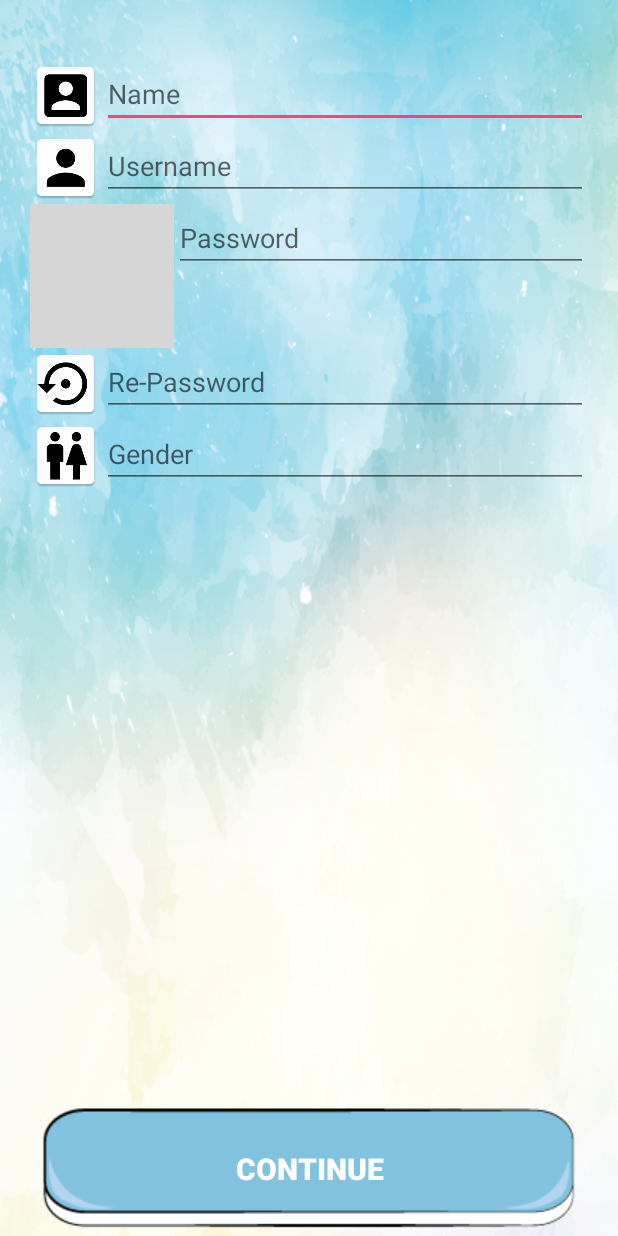
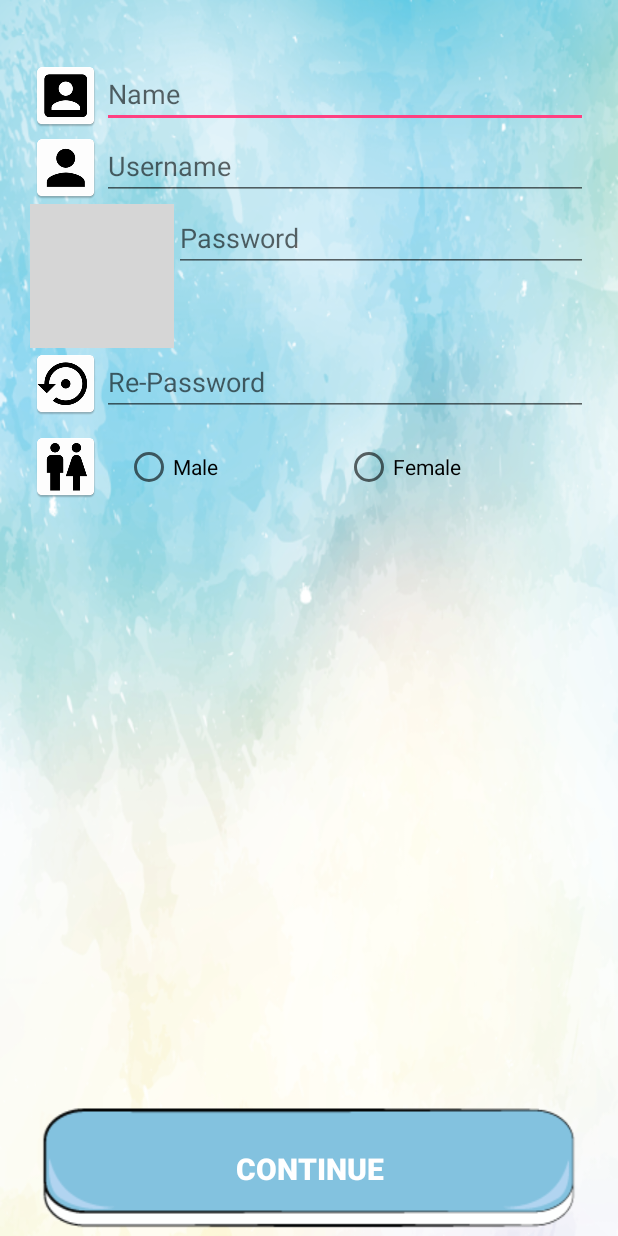
Before and after one commit to SittipornSuksapan/Watch_Over_main, an Android app: the CreateAccountActivity screen opened directly, with no data from a screen before it, on a phone screen of 412 x 824 dp. Run offline under Robolectric (Android 15) with nearby library versions, the phone set to English and light mode, and no system bars; grey boxes are pictures that could not be loaded.

Commit message:
แจ้งเตือน OK

```diff
--- a/app/src/main/java/mean/chan/mind/sendgps/CreateAccountActivity.java
+++ b/app/src/main/java/mean/chan/mind/sendgps/CreateAccountActivity.java
@@ -2,12 +2,71 @@ package mean.chan.mind.sendgps;
 
 import android.support.v7.app.AppCompatActivity;
 import android.os.Bundle;
+import android.view.View;
+import android.widget.Button;
+import android.widget.EditText;
+import android.widget.RadioButton;
+import android.widget.RadioGroup;
 
-public class CreateAccountActivity extends AppCompatActivity {
+public class CreateAccountActivity extends AppCompatActivity implements View.OnClickListener {
+
+    //Explicit
+    private EditText namEditText,userEditText,passwordEditText,rePasswordEditText;
+    private RadioGroup radioGroup;
+    private RadioButton maleRadioButton,femaleRadioButton;
+    private Button button;
+    private  String nameString, userString,passwordString,rePasswordString,genderString;
+
+
 
     @Override
     protected void onCreate(Bundle savedInstanceState) {
         super.onCreate(savedInstanceState);
         setContentView(R.layout.activity_create_account);
+
+        initialView();
+
+        buttonController();
+
     }//main method
+
+    private void buttonController() {
+
+        button.setOnClickListener(CreateAccountActivity.this);
+
+    }
+
+    private void initialView() {
+        namEditText = (EditText) findViewById(R.id.edtName);
+        userEditText = (EditText) findViewById(R.id.edtUser);
+        passwordEditText = (EditText) findViewById(R.id.edtPassword);
+        rePasswordEditText = (EditText) findViewById(R.id.edtRepassword);
+        radioGroup = (RadioGroup) findViewById(R.id.ragGender);
+        maleRadioButton = (RadioButton) findViewById(R.id.radMale);
+        femaleRadioButton = (RadioButton) findViewById(R.id.radFemale);
+        button = (Button) findViewById(R.id.btnContCreateAccount);
+
+
+    }
+
+    @Override
+    public void onClick(View v) {
+        //get Value Edit Text
+        nameString = namEditText.getText().toString().trim();
+        userString = userEditText.getText().toString().trim();
+        passwordString = passwordEditText.getText().toString().trim();
+        rePasswordString = rePasswordEditText.getText().toString().trim();
+
+        //check space
+        if (nameString.equals("") ||
+                userString.equals("") ||
+                passwordString.equals("") ||
+                rePasswordString.equals("")) {
+            //Have space
+
+            MyAlert myAlert = new MyAlert(CreateAccountActivity.this);
+            myAlert.myDialog("มีช่องว่าง","กรุณากรอกทุกช่อง");
+        }
+
+    }//onClick
 } //main
--- a/app/src/main/res/layout/activity_create_account.xml
+++ b/app/src/main/res/layout/activity_create_account.xml
@@ -60,7 +60,7 @@
                 android:layout_width="wrap_content"
                 android:layout_height="wrap_content" />
             <EditText
-                android:inputType="text"
+                android:inputType="textPassword"
                 android:id="@+id/edtPassword"
                 android:layout_width="match_parent"
                 android:layout_height="wrap_content"
@@ -77,7 +77,7 @@
                 android:layout_width="wrap_content"
                 android:layout_height="wrap_content" />
             <EditText
-                android:inputType="text"
+                android:inputType="textPassword"
                 android:id="@+id/edtRepassword"
                 android:layout_width="match_parent"
                 android:layout_height="wrap_content"
@@ -90,15 +90,31 @@
             android:orientation="horizontal">
 
             <ImageView
-                android:src="@mipmap/gender"
+                android:layout_gravity="center_vertical"
                 android:layout_width="wrap_content"
-                android:layout_height="wrap_content" />
-            <EditText
-                android:inputType="text"
-                android:id="@+id/edtGender"
+                android:layout_height="wrap_content"
+                android:src="@mipmap/gender" />
+            <RadioGroup
+                android:id="@+id/ragGender"
+                android:padding="15dp"
+                android:orientation="horizontal"
                 android:layout_width="match_parent"
-                android:layout_height="wrap_content"
-                android:hint="Gender" />
+                android:layout_height="wrap_content">
+
+                <RadioButton
+                    android:id="@+id/radMale"
+                    android:layout_weight="1"
+                    android:text="Male"
+                    android:layout_width="0dp"
+                    android:layout_height="wrap_content" />
+                <RadioButton
+                    android:id="@+id/radFemale"
+                    android:layout_weight="1"
+                    android:text="Female"
+                    android:layout_width="0dp"
+                    android:layout_height="wrap_content" />
+
+            </RadioGroup>
         </LinearLayout>
 
     </LinearLayout>
```
Also changed, not shown: app/src/main/java/mean/chan/mind/sendgps/MyAlert.java (added, +36 -0 lines).
